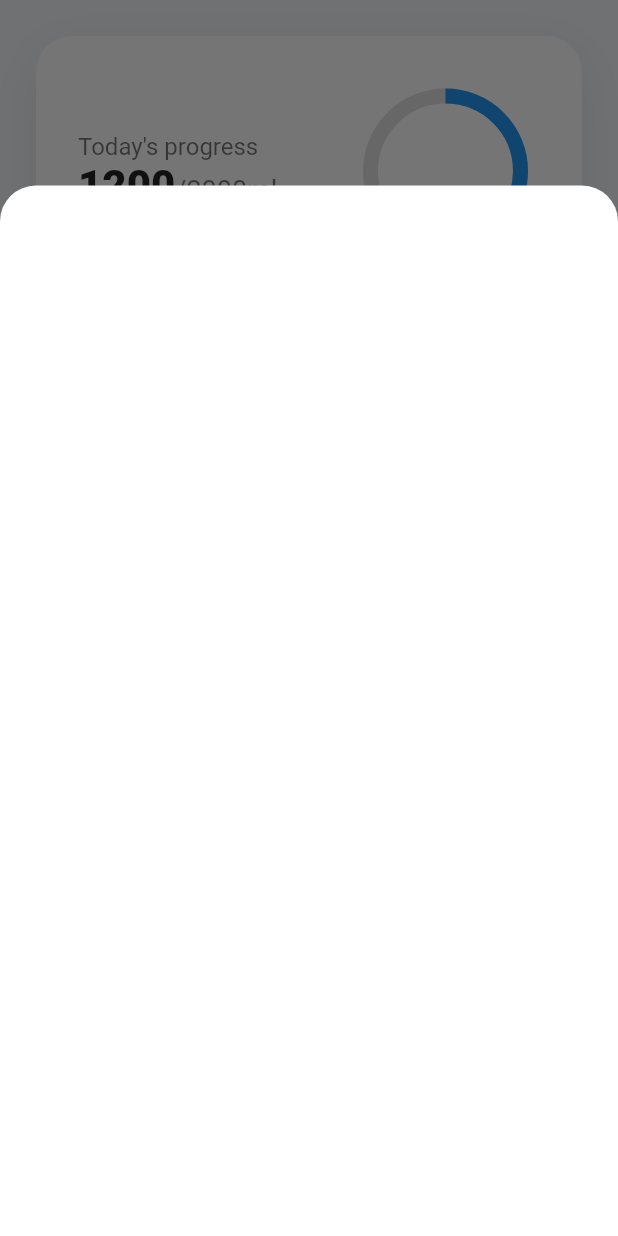
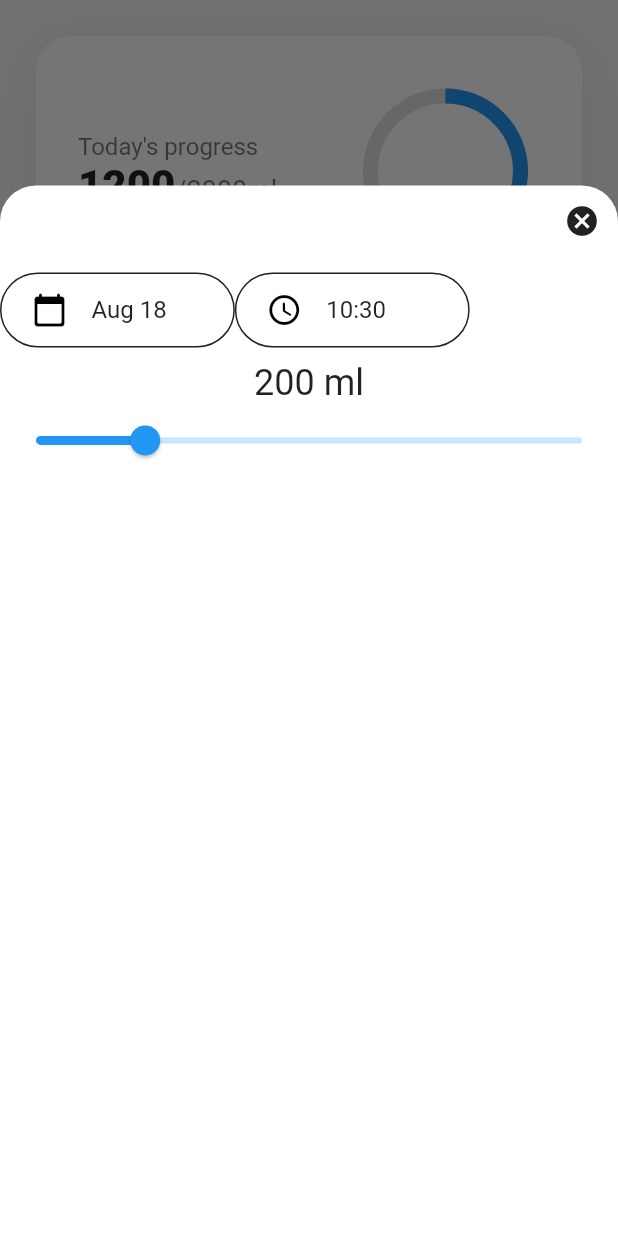
Before and after one commit to pietroventurini/hydra, a Flutter app: the screen it shows after launch, after a tap on the "add" icon, on a phone screen of 412 x 824 dp. Run offline on Flutter 3.47's test engine with Material 2 defaults, Android fonts, the phone set to English and light mode, and no system bars; Roboto replaces fonts that are missing (Avenir).

Commit message:
Add time and date pickers to new record page

```diff
--- a/lib/account.dart
+++ b/lib/account.dart
@@ -1,7 +1,7 @@
 import 'package:flutter/material.dart';
 
 class AccountTab extends StatelessWidget {
-  const AccountTab({Key key}) : super(key: key);
+  const AccountTab({Key? key}) : super(key: key);
 
   @override
   Widget build(BuildContext context) {
--- a/lib/home.dart
+++ b/lib/home.dart
@@ -1,7 +1,7 @@
 import 'package:flutter/material.dart';
 
 class HomeTab extends StatelessWidget {
-  const HomeTab({Key key}) : super(key: key);
+  const HomeTab({Key? key}) : super(key: key);
 
   @override
   Widget build(BuildContext context) {
--- a/lib/main.dart
+++ b/lib/main.dart
@@ -1,6 +1,7 @@
 import 'package:flutter/material.dart';
 import 'package:hydra/account.dart';
 import 'package:hydra/home.dart';
+import 'package:hydra/newrecord_menu.dart';
 import 'package:hydra/stats.dart';
 
 void main() {
@@ -14,18 +15,19 @@ class MyApp extends StatelessWidget {
     return MaterialApp(
       title: 'Flutter Demo',
       theme: ThemeData(
-          primarySwatch: Colors.blue,
-          scaffoldBackgroundColor: const Color(0xfff3f7fb)),
+        primarySwatch: Colors.blue,
+        scaffoldBackgroundColor: const Color(0xfff3f7fb)),
       restorationScopeId: 'root',
       home: MainPage(
-          title: 'Flutter Demo Home Page',
-          restorationId: 'bottom_navigation_labels_demo'),
+        title: 'Flutter Demo Home Page',
+        restorationId: 'bottom_navigation_labels_demo'
+      ),
     );
   }
 }
 
 class MainPage extends StatefulWidget {
-  MainPage({Key key, this.title, @required this.restorationId})
+  MainPage({Key? key, this.title, required this.restorationId})
       : super(key: key);
 
   // This widget is the home page of your application. It is stateful, meaning
@@ -37,7 +39,7 @@ class MainPage extends StatefulWidget {
   // used by the build method of the State. Fields in a Widget subclass are
   // always marked "final".
 
-  final String title;
+  final String? title;
   final String restorationId;
 
   @override
@@ -48,10 +50,10 @@ class _MainPageState extends State<MainPage> with RestorationMixin {
   final RestorableInt _navIndex = RestorableInt(0);
 
   @override
-  String get restorationId => widget.restorationId;
+  String? get restorationId => widget.restorationId;
 
   @override
-  void restoreState(RestorationBucket oldBucket, bool initialRestore) {
+  void restoreState(RestorationBucket? oldBucket, bool initialRestore) {
     registerForRestoration(_navIndex, 'bottom_navigation_tab_index');
   }
 
@@ -126,23 +128,20 @@ class _MainPageState extends State<MainPage> with RestorationMixin {
       builder: (BuildContext context) {
         return Container(
           height: MediaQuery.of(context).copyWith().size.height * 0.85,
-          child: Center(
-            child: Column(
-              children: [],
-            ),
-          ),
+          child: NewRecordMenu(),
         );
       },
     );
   }
 }
 
+
 class MobileNavBar extends StatelessWidget {
   MobileNavBar(
-      {@required this.activeIndex,
-      @required this.icons,
-      @required this.labels,
-      @required this.onTap})
+      {required this.activeIndex,
+      required this.icons,
+      required this.labels,
+      required this.onTap})
       : assert(activeIndex < icons.length),
         assert(icons.length == labels.length);
 
--- /dev/null
+++ b/lib/newrecord_menu.dart
@@ -0,0 +1,149 @@
+import 'package:flutter/material.dart';
+import 'package:intl/intl.dart';
+
+class NewRecordMenu extends StatefulWidget {
+
+  @override
+  State<StatefulWidget> createState() => _NewRecordMenuState();
+}
+
+class _NewRecordMenuState extends State<NewRecordMenu> {
+  double _amount = 200;
+  final _formKey = GlobalKey<FormState>();
+  DateTime selectedDate = DateTime.now();
+  TimeOfDay selectedTime = TimeOfDay.now();
+  TextEditingController dateInputCtrl = TextEditingController();
+  TextEditingController timeInputCtrl = TextEditingController();
+
+  @override
+  void initState() {
+    super.initState();
+    dateInputCtrl.text = DateFormat.MMMd().format(selectedDate);
+    timeInputCtrl.text = DateFormat.Hm().format(selectedDate);
+  }
+
+  Future<DateTime?> _selectDate(BuildContext context) async {
+    final DateTime? picked = await showDatePicker(
+      context: context,
+      initialDate: selectedDate,
+      firstDate: DateTime(2019, 1),
+      lastDate: DateTime(2100)
+    );
+    if (picked != null && picked != selectedDate) {
+      setState(() {
+        selectedDate = picked;
+        dateInputCtrl.text = DateFormat.MMMd().format(picked);
+      });
+    }
+  }
+
+  Future<void> _selectTime(BuildContext context) async {
+    final TimeOfDay? picked = await showTimePicker(
+      context: context,
+      initialTime: selectedTime
+    );
+    if (picked != null && picked != selectedTime) {
+      setState(() {
+        selectedTime = picked;
+        timeInputCtrl.text = picked.format(context);
+      });
+    }
+  }
+
+  @override
+  Widget build(BuildContext context) {
+    return Form(
+      key: _formKey,
+      child: Column(
+        crossAxisAlignment: CrossAxisAlignment.start,
+        children: [
+          Align(
+            alignment: Alignment.centerRight,
+            child: IconButton(
+              onPressed: () {},
+              icon: const Icon(Icons.cancel),
+            ),
+          ),
+          Center(
+            child: Column(
+              children: [
+                Row(
+                  children: [
+                    DateTimeContainer(
+                      child: TextFormField(
+                        controller: dateInputCtrl,
+                        cursorColor: Colors.black,
+                        decoration: InputDecoration(
+                          icon: const Icon(
+                            Icons.calendar_today_rounded,
+                            color: Colors.black,
+                          ),
+                          hintText: "Date",
+                          border: InputBorder.none,
+                        ),
+                        onTap:() {
+                          FocusScope.of(context).requestFocus(new FocusNode());
+                          _selectDate(context);
+                        },
+                      ),
+                    ),
+                    DateTimeContainer(
+                      child: TextFormField(
+                        controller: timeInputCtrl,
+                        cursorColor: Colors.black,
+                        decoration: InputDecoration(
+                          icon: const Icon(
+                            Icons.access_time_rounded,
+                            color: Colors.black,
+                          ),
+                          hintText: "Time",
+                          border: InputBorder.none,
+                        ),
+                        onTap:() {
+                          FocusScope.of(context).requestFocus(new FocusNode());
+                          _selectTime(context);
+                        }
+                      ),
+                    ),
+                  ],
+                ),
+                Text(
+                  _amount.toInt().toString() + " ml",
+                  style: Theme.of(context).textTheme.headline5
+                ),
+                Slider(
+                  value: _amount,
+                  min: 0,
+                  max: 1000,
+                  onChanged: (double value) {
+                    setState(() => _amount = value);
+                  },
+                ),
+              ],
+            ),
+          ),
+        ]
+        ),
+    );
+  }
+}
+
+class DateTimeContainer extends StatelessWidget {
+  const DateTimeContainer({Key? key, this.child}) : super(key: key);
+  final Widget? child;
+
+  @override
+  Widget build(BuildContext context) {
+    return Container(
+      margin: EdgeInsets.symmetric(vertical: 10),
+      padding: EdgeInsets.symmetric(horizontal: 20),
+      width: MediaQuery.of(context).size.width * 0.38,
+      decoration: BoxDecoration(
+        color: Colors.transparent,
+        borderRadius: BorderRadius.circular(29),
+        border: Border.all(color: Colors.black87)
+      ),
+      child: child,
+    );
+  }
+}
--- a/lib/stats.dart
+++ b/lib/stats.dart
@@ -1,7 +1,7 @@
 import 'package:flutter/material.dart';
 
 class StatsTab extends StatelessWidget {
-  const StatsTab({Key key}) : super(key: key);
+  const StatsTab({Key? key}) : super(key: key);
 
   @override
   Widget build(BuildContext context) {
--- a/pubspec.yaml
+++ b/pubspec.yaml
@@ -18,7 +18,7 @@ publish_to: 'none' # Remove this line if you wish to publish to pub.dev
 version: 1.0.0+1
 
 environment:
-  sdk: ">=2.7.0 <3.0.0"
+  sdk: ">=2.12.0 <3.0.0"
 
 dependencies:
   flutter:
@@ -28,6 +28,7 @@ dependencies:
   # The following adds the Cupertino Icons font to your application.
   # Use with the CupertinoIcons class for iOS style icons.
   cupertino_icons: ^1.0.2
+  intl: ^0.17.0
 
 dev_dependencies:
   flutter_test:
```
Also changed, not shown: pubspec.lock.
